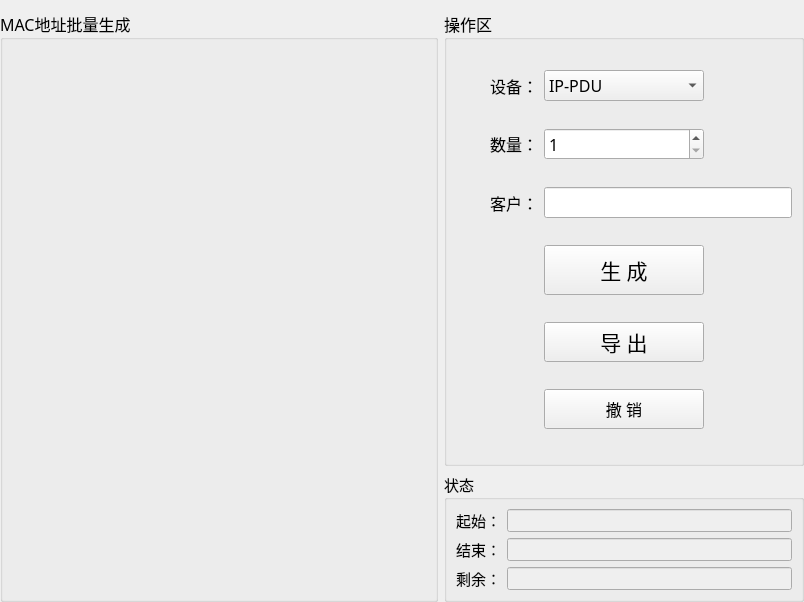
Above: MacAddr/creates/createmaclistwid.ui from ChinaClever/PDU-MacAddr before the change. Below: the same form after it.
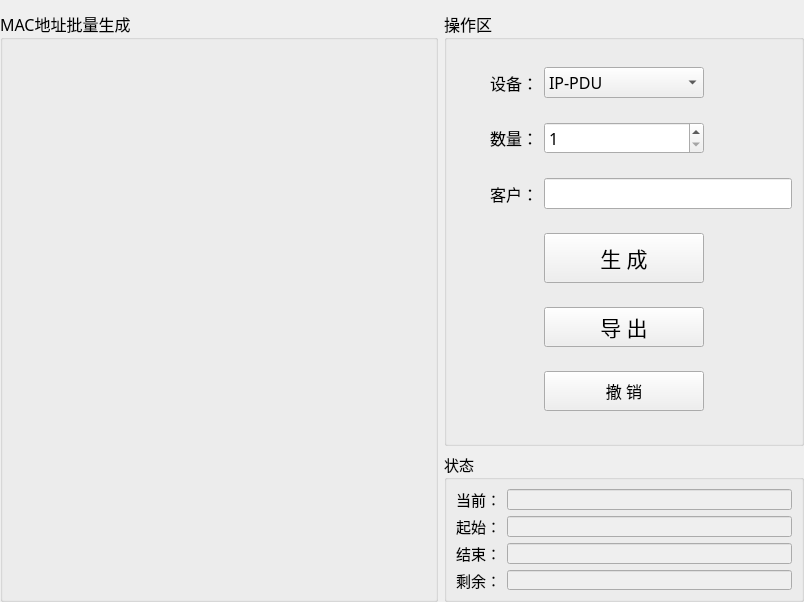
That is the form after the change.

Commit message: 增加当前MAC显示

```diff
--- a/MacAddr/creates/createmaclistwid.ui
+++ b/MacAddr/creates/createmaclistwid.ui
@@ -268,7 +268,7 @@
      <property name="maximumSize">
       <size>
        <width>360</width>
-       <height>130</height>
+       <height>150</height>
       </size>
      </property>
      <property name="font">
@@ -282,6 +282,23 @@
      </property>
      <layout class="QGridLayout" name="gridLayout_2">
       <item row="0" column="0">
+       <widget class="QLabel" name="label_7">
+        <property name="text">
+         <string>当前：</string>
+        </property>
+        <property name="alignment">
+         <set>Qt::AlignRight|Qt::AlignTrailing|Qt::AlignVCenter</set>
+        </property>
+       </widget>
+      </item>
+      <item row="0" column="1">
+       <widget class="QLineEdit" name="macEdit">
+        <property name="enabled">
+         <bool>false</bool>
+        </property>
+       </widget>
+      </item>
+      <item row="1" column="0">
        <widget class="QLabel" name="label_5">
         <property name="text">
          <string>起始：</string>
@@ -291,14 +308,14 @@
         </property>
        </widget>
       </item>
-      <item row="0" column="1">
+      <item row="1" column="1">
        <widget class="QLineEdit" name="startEdit">
         <property name="enabled">
          <bool>false</bool>
         </property>
        </widget>
       </item>
-      <item row="1" column="0">
+      <item row="2" column="0">
        <widget class="QLabel" name="label_6">
         <property name="text">
          <string>结束：</string>
@@ -308,14 +325,14 @@
         </property>
        </widget>
       </item>
-      <item row="1" column="1">
+      <item row="2" column="1">
        <widget class="QLineEdit" name="endEdit">
         <property name="enabled">
          <bool>false</bool>
         </property>
        </widget>
       </item>
-      <item row="2" column="0">
+      <item row="3" column="0">
        <widget class="QLabel" name="label_13">
         <property name="text">
          <string>剩余：</string>
@@ -325,7 +342,7 @@
         </property>
        </widget>
       </item>
-      <item row="2" column="1">
+      <item row="3" column="1">
        <widget class="QLineEdit" name="countEdit">
         <property name="enabled">
          <bool>false</bool>
```
The commit also changes 1 other file.
